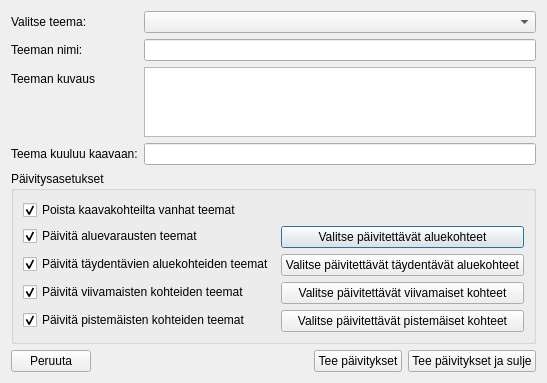
ernoma/yleiskaava, file yleiskaava_dialog_update_themes_of_group.ui: the form before one commit.
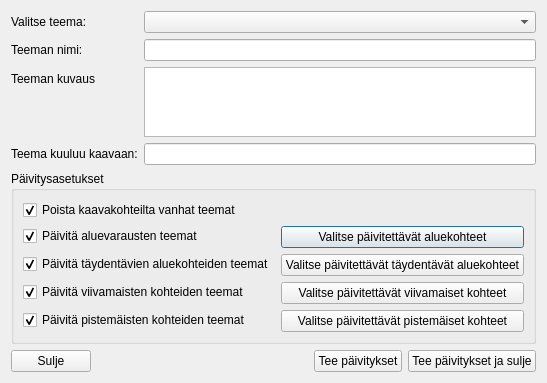
The form after the commit.

```diff
--- a/yleiskaava_dialog_update_themes_of_group.ui
+++ b/yleiskaava_dialog_update_themes_of_group.ui
@@ -176,7 +176,7 @@
        <item>
         <widget class="QPushButton" name="pushButtonCancel">
          <property name="text">
-          <string>Peruuta</string>
+          <string>Sulje</string>
          </property>
         </widget>
        </item>
```
